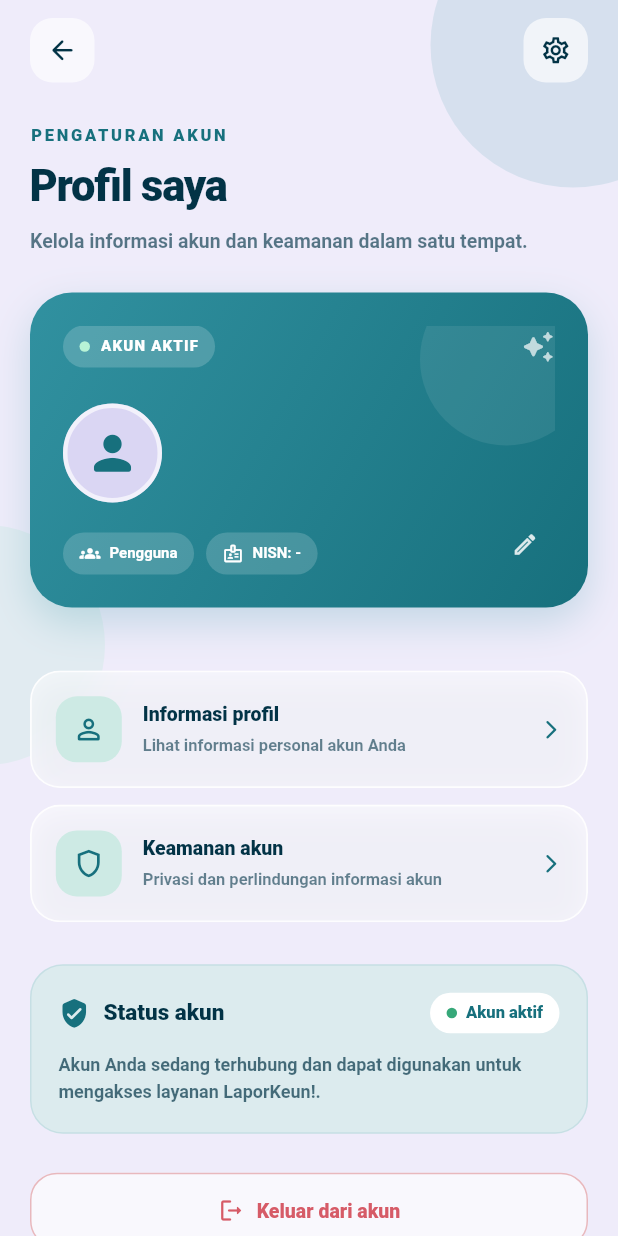
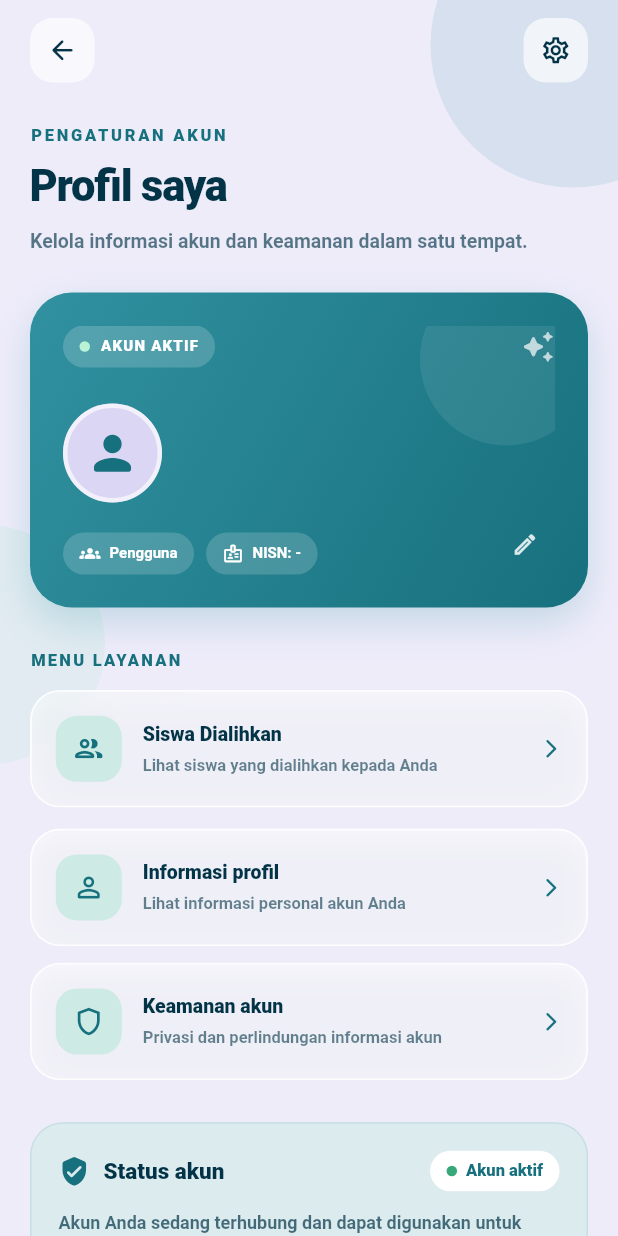
Before and after one commit to Maulanasya/laporkeun-mobile, a Flutter app: the ProfileScreen screen opened by its route, on a phone screen of 412 x 824 dp. Run offline on Flutter 3.47's test engine with Material 3 defaults, Android fonts, the phone set to English and light mode, and no system bars; our stand-ins replace go_router, image_picker, supabase_flutter; accounts and stored records are empty.

Commit message:
feat: add role-based report menu to profile

```diff
--- a/lib/features/profile/screens/profile_screen.dart
+++ b/lib/features/profile/screens/profile_screen.dart
@@ -139,6 +139,19 @@ class _ProfileScreenState extends State<ProfileScreen> {
       onInformation: () => _openPage(ProfilePage.information),
       onSecurity: () => _openPage(ProfilePage.security),
       onLogout: () => _logout(context),
+      onRoleMenu: () {
+        switch (profile.role.toLowerCase()) {
+          case 'siswa':
+            context.push('/siswa');
+            break;
+          case 'guru_bk':
+            context.push('/bk');
+            break;
+          case 'psikolog':
+            context.push('/psikolog');
+            break;
+        }
+      },
       footer: _footer(),
     );
   }
--- a/lib/features/profile/widgets/profile_main_page.dart
+++ b/lib/features/profile/widgets/profile_main_page.dart
@@ -18,6 +18,7 @@ class ProfileMainPage extends StatelessWidget {
   final VoidCallback onInformation;
   final VoidCallback onSecurity;
   final VoidCallback onLogout;
+  final VoidCallback onRoleMenu;
 
   final Widget footer;
 
@@ -34,6 +35,7 @@ class ProfileMainPage extends StatelessWidget {
     required this.onSecurity,
     required this.onLogout,
     required this.footer,
+    required this.onRoleMenu,
   });
 
   @override
@@ -91,7 +93,41 @@ class ProfileMainPage extends StatelessWidget {
           nis: nis,
           onEdit: onEdit,
         ),
+
         const SizedBox(height: 28),
+
+        Text(
+          'MENU LAYANAN',
+          style: AppTextStyles.text(
+            11,
+            weight: FontWeight.w800,
+            color: AppColors.primaryDark,
+            letterSpacing: 1.5,
+          ),
+        ),
+        const SizedBox(height: 12),
+
+        ProfileSettingMenuCard(
+          icon: role.toLowerCase() == 'siswa'
+              ? Icons.history_rounded
+              : role.toLowerCase() == 'bk'
+              ? Icons.inbox_outlined
+              : Icons.people_outline_rounded,
+          iconColor: AppColors.primaryDark,
+          iconBackground: AppColors.mint,
+          title: role.toLowerCase() == 'siswa'
+              ? 'Riwayat Laporan'
+              : role.toLowerCase() == 'bk'
+              ? 'Laporan Masuk'
+              : 'Siswa Dialihkan',
+          subtitle: role.toLowerCase() == 'siswa'
+              ? 'Lihat perkembangan laporan yang kamu buat'
+              : role.toLowerCase() == 'bk'
+              ? 'Kelola laporan yang masuk'
+              : 'Lihat siswa yang dialihkan kepada Anda',
+          onTap: onRoleMenu,
+        ),
+
         const SizedBox(height: 14),
         ProfileSettingMenuCard(
           icon: Icons.person_outline_rounded,
```
